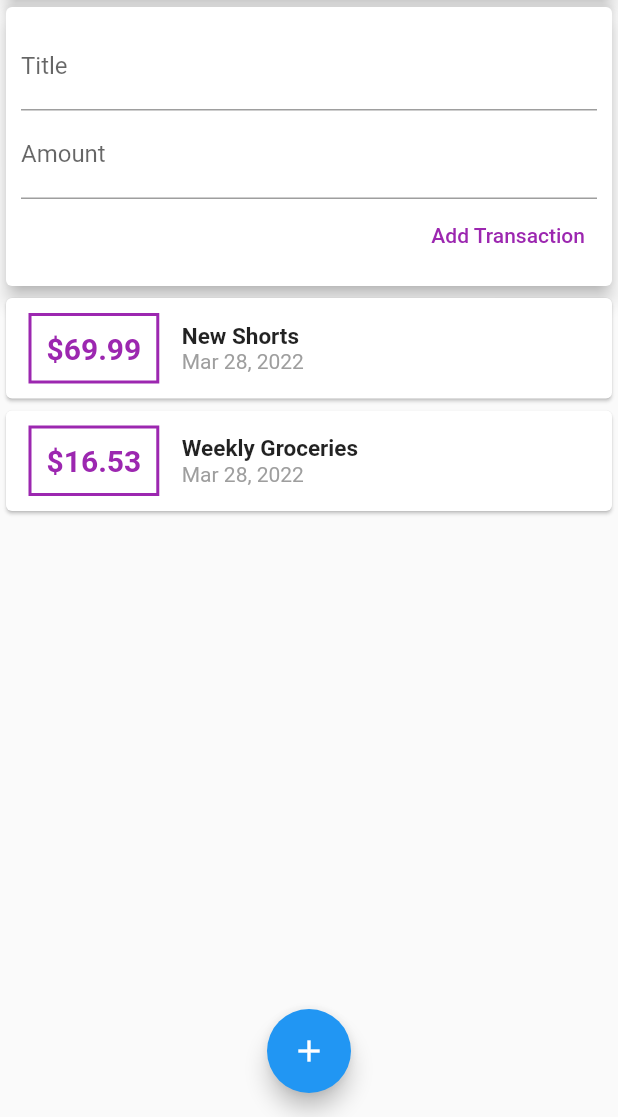
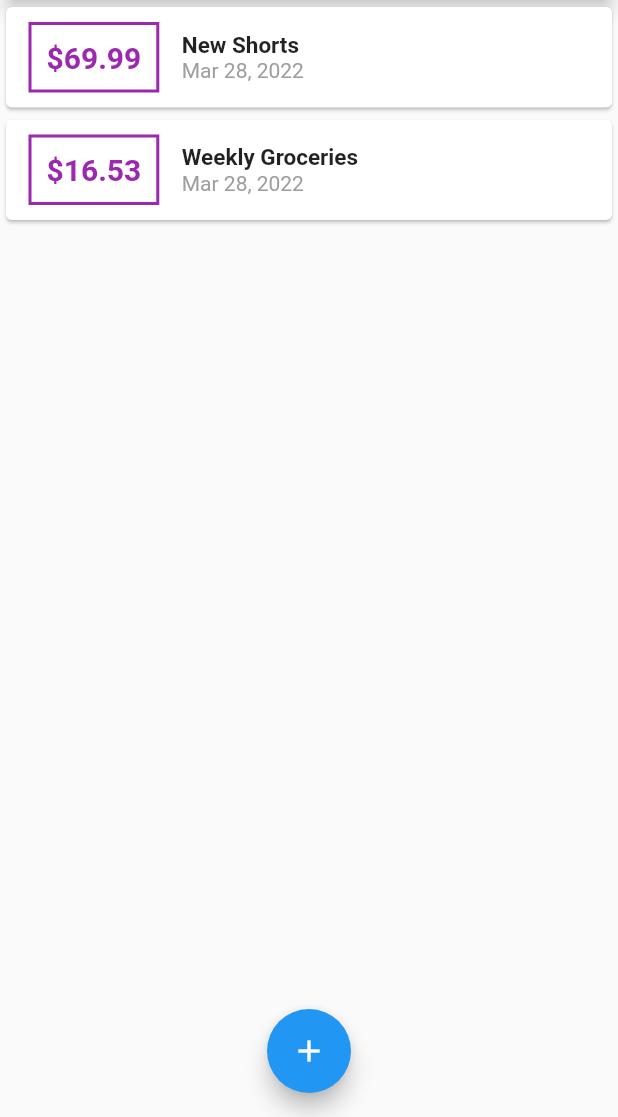
Before and after one commit to aptx113/personal_expenses_app, a Flutter app: the screen it shows after launch, on a phone screen of 412 x 824 dp, the part 119-1236 px from its top. Run offline on Flutter 3.47's test engine with Material 2 defaults, Android fonts, the phone set to English and light mode, and no system bars.

Commit message:
Use bottomsheet to add transaction

```diff
--- a/lib/main.dart
+++ b/lib/main.dart
@@ -1,5 +1,8 @@
 import 'package:flutter/material.dart';
-import './widgets/user_transaction.dart';
+import 'package:personal_expenses_app/widgets/new_transaction.dart';
+import 'package:personal_expenses_app/widgets/transaction_list.dart';
+
+import './models/transaction.dart';
 
 void main() => runApp(MyApp());
 
@@ -15,14 +18,52 @@ class MyApp extends StatelessWidget {
   }
 }
 
-class MyHomePage extends StatelessWidget {
+class MyHomePage extends StatefulWidget {
   MyHomePage({Key? key}) : super(key: key);
+
+  @override
+  State<MyHomePage> createState() => _MyHomePageState();
+}
+
+class _MyHomePageState extends State<MyHomePage> {
+  final List<Transaction> _userTransactions = [
+    Transaction(
+        id: 't1', title: 'New Shorts', amount: 69.99, date: DateTime.now()),
+    Transaction(
+        id: 't2',
+        title: 'Weekly Groceries',
+        amount: 16.53,
+        date: DateTime.now())
+  ];
+
+  void _addNewTransaction(String title, double amount) {
+    final newTransaction = Transaction(
+        title: title,
+        amount: amount,
+        date: DateTime.now(),
+        id: DateTime.now().toString());
+
+    setState(() {
+      _userTransactions.add(newTransaction);
+    });
+  }
+
+  void startAddNewtransaction(BuildContext context) {
+    showModalBottomSheet(
+        context: context,
+        builder: (_) => GestureDetector(
+            onTap: () {},
+            child: NewTransaction(_addNewTransaction),
+            behavior: HitTestBehavior.opaque));
+  }
 
   @override
   Widget build(BuildContext context) {
     return Scaffold(
       appBar: AppBar(title: Text('Flutter App'), actions: <Widget>[
-        IconButton(onPressed: () {}, icon: Icon(Icons.add))
+        IconButton(
+            onPressed: () => startAddNewtransaction(context),
+            icon: Icon(Icons.add))
       ]),
       body: SingleChildScrollView(
         child: Column(
@@ -36,14 +77,14 @@ class MyHomePage extends StatelessWidget {
                 elevation: 5,
               ),
             ),
-            const UserTransactions()
+            TransactionList(_userTransactions)
           ],
         ),
       ),
       floatingActionButtonLocation: FloatingActionButtonLocation.centerFloat,
       floatingActionButton: FloatingActionButton(
         child: Icon(Icons.add),
-        onPressed: () {},
+        onPressed: () => startAddNewtransaction(context),
       ),
     );
   }
--- a/lib/widgets/user_transaction.dart
+++ /dev/null
@@ -1,43 +0,0 @@
-import 'package:flutter/material.dart';
-
-import '../models/transaction.dart';
-import './transaction_list.dart';
-import './new_transaction.dart';
-
-class UserTransactions extends StatefulWidget {
-  const UserTransactions({Key? key}) : super(key: key);
-
-  @override
-  State<UserTransactions> createState() => _UserTransactionsState();
-}
-
-class _UserTransactionsState extends State<UserTransactions> {
-  final List<Transaction> _userTransactions = [
-    Transaction(
-        id: 't1', title: 'New Shorts', amount: 69.99, date: DateTime.now()),
-    Transaction(
-        id: 't2',
-        title: 'Weekly Groceries',
-        amount: 16.53,
-        date: DateTime.now())
-  ];
-
-  void _addNewTransaction(String title, double amount) {
-    final newTransaction = Transaction(
-        title: title,
-        amount: amount,
-        date: DateTime.now(),
-        id: DateTime.now().toString());
-
-    setState(() {
-      _userTransactions.add(newTransaction);
-    });
-  }
-
-  @override
-  Widget build(BuildContext context) {
-    return Column(
-      children: [NewTransaction(_addNewTransaction), TransactionList(_userTransactions)],
-    );
-  }
-}
```
